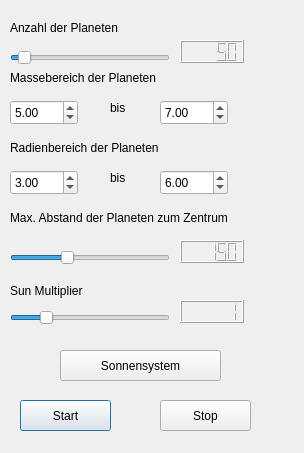
First picture: the form in gui/Startmenu.ui, repository michaelBielang/universityProject_PlanetSim_Python, before the edit.
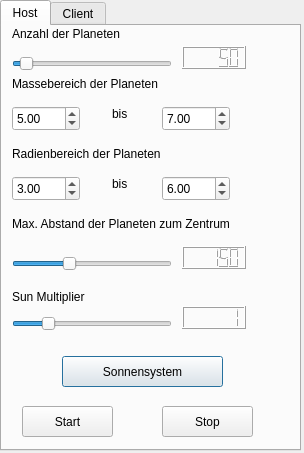
Second picture: the form after the edit. The open tabs and pages were chosen to show the change.

Patch:
```diff
--- a/gui/Startmenu.ui
+++ b/gui/Startmenu.ui
@@ -13,33 +13,27 @@
   <property name="windowTitle">
    <string>Dialog</string>
   </property>
-  <widget class="QSlider" name="objcountslider">
+  <widget class="QTabWidget" name="tabWidget">
    <property name="geometry">
     <rect>
-     <x>10</x>
-     <y>50</y>
-     <width>160</width>
-     <height>16</height>
+     <x>0</x>
+     <y>0</y>
+     <width>301</width>
+     <height>451</height>
     </rect>
    </property>
-   <property name="minimum">
+   <property name="currentIndex">
     <number>1</number>
    </property>
-   <property name="maximum">
-    <number>1000</number>
-   </property>
-   <property name="value">
-    <number>50</number>
-   </property>
-   <property name="orientation">
-    <enum>Qt::Horizontal</enum>
-   </property>
-  </widget>
+   <widget class="QWidget" name="tab">
+    <attribute name="title">
+     <string>Host</string>
+    </attribute>
   <widget class="QLabel" name="label">
    <property name="geometry">
     <rect>
      <x>10</x>
-     <y>20</y>
+       <y>0</y>
      <width>141</width>
      <height>16</height>
     </rect>
@@ -48,50 +42,11 @@
     <string>Anzahl der Planeten</string>
    </property>
   </widget>
-  <widget class="QLCDNumber" name="objcountdisp">
-   <property name="geometry">
-    <rect>
-     <x>180</x>
-     <y>40</y>
-     <width>64</width>
-     <height>23</height>
-    </rect>
-   </property>
-   <property name="value" stdset="0">
-    <double>50.000000000000000</double>
-   </property>
-  </widget>
-  <widget class="QPushButton" name="startButton">
-   <property name="geometry">
-    <rect>
-     <x>20</x>
-     <y>400</y>
-     <width>91</width>
-     <height>31</height>
-    </rect>
-   </property>
-   <property name="text">
-    <string>Start</string>
-   </property>
-  </widget>
-  <widget class="QPushButton" name="stopButton">
-   <property name="geometry">
-    <rect>
-     <x>160</x>
-     <y>400</y>
-     <width>91</width>
-     <height>31</height>
-    </rect>
-   </property>
-   <property name="text">
-    <string>Stop</string>
-   </property>
-  </widget>
   <widget class="QSlider" name="maxdistslider">
    <property name="geometry">
     <rect>
      <x>10</x>
-     <y>250</y>
+       <y>230</y>
      <width>160</width>
      <height>16</height>
     </rect>
@@ -109,50 +64,11 @@
     <enum>Qt::Horizontal</enum>
    </property>
   </widget>
-  <widget class="QLabel" name="label_4">
-   <property name="geometry">
-    <rect>
-     <x>10</x>
-     <y>210</y>
-     <width>261</width>
-     <height>16</height>
-    </rect>
-   </property>
-   <property name="text">
-    <string>Max. Abstand der Planeten zum Zentrum</string>
-   </property>
-  </widget>
-  <widget class="QLCDNumber" name="maxdistdisp">
-   <property name="geometry">
-    <rect>
-     <x>180</x>
-     <y>240</y>
-     <width>64</width>
-     <height>23</height>
-    </rect>
-   </property>
-   <property name="value" stdset="0">
-    <double>150.000000000000000</double>
-   </property>
-  </widget>
-  <widget class="QLabel" name="label_5">
-   <property name="geometry">
-    <rect>
-     <x>10</x>
-     <y>280</y>
-     <width>151</width>
-     <height>21</height>
-    </rect>
-   </property>
-   <property name="text">
-    <string>Sun Multiplier</string>
-   </property>
-  </widget>
   <widget class="QPushButton" name="sosy">
    <property name="geometry">
     <rect>
      <x>60</x>
-     <y>350</y>
+       <y>330</y>
      <width>161</width>
      <height>31</height>
     </rect>
@@ -161,11 +77,127 @@
     <string>Sonnensystem</string>
    </property>
   </widget>
+    <widget class="QLabel" name="label_5">
+     <property name="geometry">
+      <rect>
+       <x>10</x>
+       <y>260</y>
+       <width>151</width>
+       <height>21</height>
+      </rect>
+     </property>
+     <property name="text">
+      <string>Sun Multiplier</string>
+     </property>
+    </widget>
+    <widget class="QLabel" name="label_8">
+     <property name="geometry">
+      <rect>
+       <x>10</x>
+       <y>120</y>
+       <width>201</width>
+       <height>16</height>
+      </rect>
+     </property>
+     <property name="text">
+      <string>Radienbereich der Planeten</string>
+     </property>
+    </widget>
+    <widget class="QDoubleSpinBox" name="maxmass">
+     <property name="geometry">
+      <rect>
+       <x>160</x>
+       <y>80</y>
+       <width>68</width>
+       <height>25</height>
+      </rect>
+     </property>
+     <property name="minimum">
+      <double>1.000000000000000</double>
+     </property>
+     <property name="maximum">
+      <double>10.000000000000000</double>
+     </property>
+     <property name="value">
+      <double>7.000000000000000</double>
+     </property>
+    </widget>
+    <widget class="QPushButton" name="startButton">
+     <property name="geometry">
+      <rect>
+       <x>20</x>
+       <y>380</y>
+       <width>91</width>
+       <height>31</height>
+      </rect>
+     </property>
+     <property name="text">
+      <string>Start</string>
+     </property>
+    </widget>
+    <widget class="QDoubleSpinBox" name="minrad">
+     <property name="geometry">
+      <rect>
+       <x>10</x>
+       <y>150</y>
+       <width>68</width>
+       <height>25</height>
+      </rect>
+     </property>
+     <property name="minimum">
+      <double>1.000000000000000</double>
+     </property>
+     <property name="maximum">
+      <double>10.000000000000000</double>
+     </property>
+     <property name="value">
+      <double>3.000000000000000</double>
+     </property>
+    </widget>
+    <widget class="QLabel" name="label_6">
+     <property name="geometry">
+      <rect>
+       <x>110</x>
+       <y>80</y>
+       <width>41</width>
+       <height>16</height>
+      </rect>
+     </property>
+     <property name="text">
+      <string>bis</string>
+     </property>
+    </widget>
+    <widget class="QLabel" name="label_4">
+     <property name="geometry">
+      <rect>
+       <x>10</x>
+       <y>190</y>
+       <width>261</width>
+       <height>16</height>
+      </rect>
+     </property>
+     <property name="text">
+      <string>Max. Abstand der Planeten zum Zentrum</string>
+     </property>
+    </widget>
+    <widget class="QLCDNumber" name="maxdistdisp">
+     <property name="geometry">
+      <rect>
+       <x>180</x>
+       <y>220</y>
+       <width>64</width>
+       <height>23</height>
+      </rect>
+     </property>
+     <property name="value" stdset="0">
+      <double>150.000000000000000</double>
+     </property>
+    </widget>
   <widget class="QSlider" name="sunmulslider">
    <property name="geometry">
     <rect>
      <x>10</x>
-     <y>310</y>
+       <y>290</y>
      <width>160</width>
      <height>16</height>
     </rect>
@@ -186,37 +218,11 @@
     <enum>Qt::Horizontal</enum>
    </property>
   </widget>
-  <widget class="QLCDNumber" name="sunmuldisp">
-   <property name="geometry">
-    <rect>
-     <x>180</x>
-     <y>300</y>
-     <width>64</width>
-     <height>23</height>
-    </rect>
-   </property>
-   <property name="value" stdset="0">
-    <double>1.000000000000000</double>
-   </property>
-  </widget>
-  <widget class="QLabel" name="label_3">
-   <property name="geometry">
-    <rect>
-     <x>10</x>
-     <y>70</y>
-     <width>201</width>
-     <height>16</height>
-    </rect>
-   </property>
-   <property name="text">
-    <string>Massebereich der Planeten</string>
-   </property>
-  </widget>
   <widget class="QDoubleSpinBox" name="minmass">
    <property name="geometry">
     <rect>
      <x>10</x>
-     <y>100</y>
+       <y>80</y>
      <width>68</width>
      <height>25</height>
     </rect>
@@ -231,75 +237,50 @@
     <double>5.000000000000000</double>
    </property>
   </widget>
-  <widget class="QDoubleSpinBox" name="maxmass">
+    <widget class="QLCDNumber" name="objcountdisp">
+     <property name="geometry">
+      <rect>
+       <x>180</x>
+       <y>20</y>
+       <width>64</width>
+       <height>23</height>
+      </rect>
+     </property>
+     <property name="value" stdset="0">
+      <double>50.000000000000000</double>
+     </property>
+    </widget>
+    <widget class="QPushButton" name="stopButton">
    <property name="geometry">
     <rect>
      <x>160</x>
-     <y>100</y>
-     <width>68</width>
-     <height>25</height>
-    </rect>
-   </property>
-   <property name="minimum">
-    <double>1.000000000000000</double>
-   </property>
-   <property name="maximum">
-    <double>10.000000000000000</double>
-   </property>
-   <property name="value">
-    <double>7.000000000000000</double>
-   </property>
-  </widget>
-  <widget class="QLabel" name="label_6">
-   <property name="geometry">
-    <rect>
-     <x>110</x>
-     <y>100</y>
-     <width>41</width>
-     <height>16</height>
-    </rect>
-   </property>
+       <y>380</y>
+       <width>91</width>
+       <height>31</height>
+      </rect>
+     </property>
    <property name="text">
-    <string>bis</string>
-   </property>
-  </widget>
-  <widget class="QLabel" name="label_8">
+      <string>Stop</string>
+     </property>
+    </widget>
+    <widget class="QLCDNumber" name="sunmuldisp">
    <property name="geometry">
     <rect>
-     <x>10</x>
-     <y>140</y>
-     <width>201</width>
-     <height>16</height>
-    </rect>
-   </property>
-   <property name="text">
-    <string>Radienbereich der Planeten</string>
-   </property>
-  </widget>
-  <widget class="QDoubleSpinBox" name="minrad">
-   <property name="geometry">
-    <rect>
-     <x>10</x>
-     <y>170</y>
-     <width>68</width>
-     <height>25</height>
-    </rect>
-   </property>
-   <property name="minimum">
+       <x>180</x>
+       <y>280</y>
+       <width>64</width>
+       <height>23</height>
+      </rect>
+     </property>
+     <property name="value" stdset="0">
     <double>1.000000000000000</double>
    </property>
-   <property name="maximum">
-    <double>10.000000000000000</double>
-   </property>
-   <property name="value">
-    <double>3.000000000000000</double>
-   </property>
   </widget>
   <widget class="QDoubleSpinBox" name="maxrad">
    <property name="geometry">
     <rect>
      <x>160</x>
-     <y>170</y>
+       <y>150</y>
      <width>68</width>
      <height>25</height>
     </rect>
@@ -314,11 +295,24 @@
     <double>6.000000000000000</double>
    </property>
   </widget>
+    <widget class="QLabel" name="label_3">
+     <property name="geometry">
+      <rect>
+       <x>10</x>
+       <y>50</y>
+       <width>201</width>
+       <height>16</height>
+      </rect>
+     </property>
+     <property name="text">
+      <string>Massebereich der Planeten</string>
+     </property>
+    </widget>
   <widget class="QLabel" name="label_9">
    <property name="geometry">
     <rect>
      <x>110</x>
-     <y>170</y>
+       <y>150</y>
      <width>41</width>
      <height>16</height>
     </rect>
@@ -326,6 +320,165 @@
    <property name="text">
     <string>bis</string>
    </property>
+    </widget>
+    <widget class="QSlider" name="objcountslider">
+     <property name="geometry">
+      <rect>
+       <x>10</x>
+       <y>30</y>
+       <width>160</width>
+       <height>16</height>
+      </rect>
+     </property>
+     <property name="minimum">
+      <number>1</number>
+     </property>
+     <property name="maximum">
+      <number>1000</number>
+     </property>
+     <property name="value">
+      <number>50</number>
+     </property>
+     <property name="orientation">
+      <enum>Qt::Horizontal</enum>
+     </property>
+    </widget>
+   </widget>
+   <widget class="QWidget" name="tab_2">
+    <attribute name="title">
+     <string>Client</string>
+    </attribute>
+    <widget class="QLineEdit" name="iptext">
+     <property name="geometry">
+      <rect>
+       <x>10</x>
+       <y>40</y>
+       <width>261</width>
+       <height>41</height>
+      </rect>
+     </property>
+    </widget>
+    <widget class="QLineEdit" name="porttext">
+     <property name="geometry">
+      <rect>
+       <x>10</x>
+       <y>140</y>
+       <width>261</width>
+       <height>41</height>
+      </rect>
+     </property>
+    </widget>
+    <widget class="QLabel" name="label_2">
+     <property name="geometry">
+      <rect>
+       <x>10</x>
+       <y>10</y>
+       <width>68</width>
+       <height>19</height>
+      </rect>
+     </property>
+     <property name="text">
+      <string>IP</string>
+     </property>
+    </widget>
+    <widget class="QLabel" name="label_7">
+     <property name="geometry">
+      <rect>
+       <x>10</x>
+       <y>110</y>
+       <width>68</width>
+       <height>19</height>
+      </rect>
+     </property>
+     <property name="text">
+      <string>Port</string>
+     </property>
+    </widget>
+    <widget class="QPushButton" name="connectbutton">
+     <property name="geometry">
+      <rect>
+       <x>10</x>
+       <y>240</y>
+       <width>261</width>
+       <height>41</height>
+      </rect>
+     </property>
+     <property name="text">
+      <string>Connect</string>
+     </property>
+    </widget>
+    <widget class="QLabel" name="status">
+     <property name="geometry">
+      <rect>
+       <x>20</x>
+       <y>210</y>
+       <width>251</width>
+       <height>19</height>
+      </rect>
+     </property>
+     <property name="palette">
+      <palette>
+       <active>
+        <colorrole role="WindowText">
+         <brush brushstyle="SolidPattern">
+          <color alpha="255">
+           <red>255</red>
+           <green>0</green>
+           <blue>0</blue>
+          </color>
+         </brush>
+        </colorrole>
+       </active>
+       <inactive>
+        <colorrole role="WindowText">
+         <brush brushstyle="SolidPattern">
+          <color alpha="255">
+           <red>255</red>
+           <green>0</green>
+           <blue>0</blue>
+          </color>
+         </brush>
+        </colorrole>
+       </inactive>
+       <disabled>
+        <colorrole role="WindowText">
+         <brush brushstyle="SolidPattern">
+          <color alpha="255">
+           <red>120</red>
+           <green>120</green>
+           <blue>120</blue>
+          </color>
+         </brush>
+        </colorrole>
+       </disabled>
+      </palette>
+     </property>
+     <property name="font">
+      <font>
+       <italic>true</italic>
+      </font>
+     </property>
+     <property name="text">
+      <string/>
+     </property>
+     <property name="alignment">
+      <set>Qt::AlignCenter</set>
+     </property>
+    </widget>
+    <widget class="QPushButton" name="disconnectbutton">
+     <property name="geometry">
+      <rect>
+       <x>10</x>
+       <y>300</y>
+       <width>261</width>
+       <height>41</height>
+      </rect>
+     </property>
+     <property name="text">
+      <string>Disconnect</string>
+     </property>
+    </widget>
+   </widget>
   </widget>
  </widget>
  <resources/>
```
Lines whose indentation alone changed are shown as unchanged.
